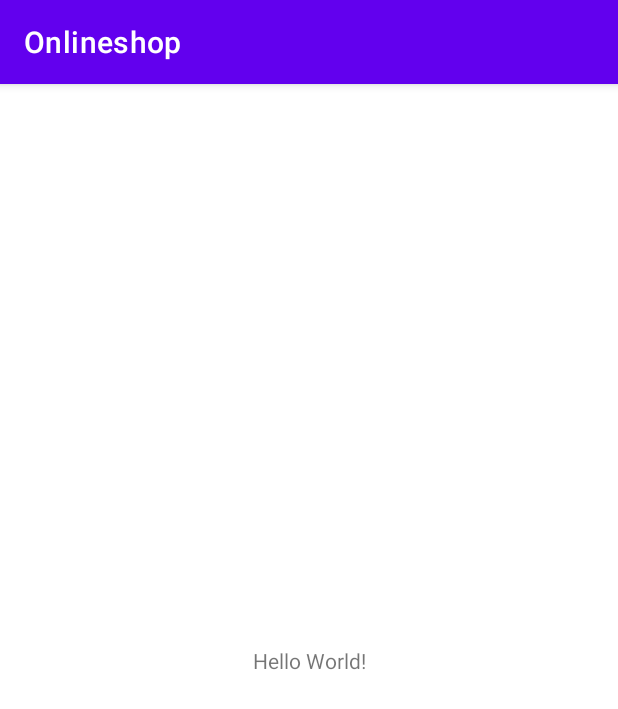
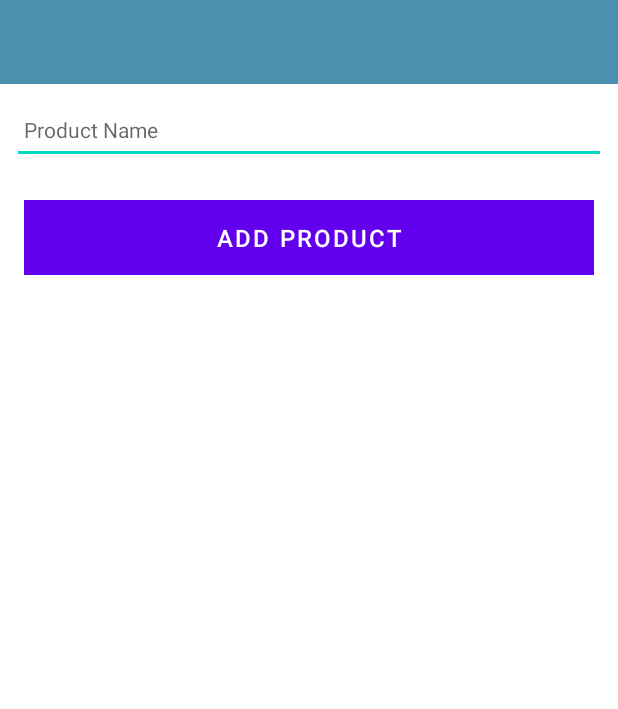
Before and after one commit to EmranJK/Onlineshop_Android, an Android app: the screen it shows after launch (OnlineshopActivity), on a phone screen of 412 x 824 dp. Shown: the top 709 px of the screen. Run offline under Robolectric (Android 15) with nearby library versions, the phone set to English and light mode, and no system bars; our stand-ins replace Timber; 1 statement that could not run was skipped.

Commit message:
Layout Change and Alternative Logging

```diff
--- a/app/build.gradle
+++ b/app/build.gradle
@@ -6,6 +6,10 @@ plugins {
 android {
     namespace 'ie.wit.onlineshop'
     compileSdk 33
+
+    buildFeatures {
+        viewBinding true
+    }
 
     defaultConfig {
         applicationId "ie.wit.onlineshop"
@@ -39,6 +43,7 @@ dependencies {
     implementation 'com.google.android.material:material:1.7.0'
     implementation 'androidx.constraintlayout:constraintlayout:2.1.4'
     implementation 'com.github.ajalt:timberkt:1.5.1'
+    implementation 'com.google.android.material:material:1.6.1'
     testImplementation 'junit:junit:4.13.2'
     androidTestImplementation 'androidx.test.ext:junit:1.1.3'
     androidTestImplementation 'androidx.test.espresso:espresso-core:3.4.0'
--- a/app/src/main/java/ie/wit/onlineshop/OnlineshopActivity.kt
+++ b/app/src/main/java/ie/wit/onlineshop/OnlineshopActivity.kt
@@ -2,15 +2,37 @@ package ie.wit.onlineshop
 
 import androidx.appcompat.app.AppCompatActivity
 import android.os.Bundle
+import com.google.android.material.snackbar.Snackbar
+import ie.wit.onlineshop.databinding.ActivityOnlineshopBinding
 import timber.log.Timber
 import timber.log.Timber.i
 
 class OnlineshopActivity : AppCompatActivity() {
+
+    private lateinit var binding: ActivityOnlineshopBinding
+
     override fun onCreate(savedInstanceState: Bundle?) {
         super.onCreate(savedInstanceState)
-        setContentView(R.layout.activity_onlineshop)
+
+        binding = ActivityOnlineshopBinding.inflate(layoutInflater)
+        setContentView(binding.root)
 
         Timber.plant(Timber.DebugTree())
+
         i("Onlineshop Activity started...")
+
+        binding.btnAdd.setOnClickListener() {
+            i("add Button Pressed")
+            val productName = binding.productName.text.toString()
+            if (productName.isNotEmpty()) {
+                i("add Button Pressed: $productName")
+            }
+            else {
+                Snackbar
+                    .make(it,"Please Enter a title", Snackbar.LENGTH_LONG)
+                    .show()
+            }
+        }
+
     }
 }
--- a/app/src/main/res/layout/activity_onlineshop.xml
+++ b/app/src/main/res/layout/activity_onlineshop.xml
@@ -1,18 +1,73 @@
 <?xml version="1.0" encoding="utf-8"?>
-<androidx.constraintlayout.widget.ConstraintLayout xmlns:android="http://schemas.android.com/apk/res/android"
+<androidx.constraintlayout.widget.ConstraintLayout
+    xmlns:android="http://schemas.android.com/apk/res/android"
     xmlns:app="http://schemas.android.com/apk/res-auto"
     xmlns:tools="http://schemas.android.com/tools"
     android:layout_width="match_parent"
     android:layout_height="match_parent"
     tools:context=".OnlineshopActivity">
 
-    <TextView
-        android:layout_width="wrap_content"
+    <RelativeLayout
+        android:layout_width="match_parent"
         android:layout_height="wrap_content"
-        android:text="Hello World!"
         app:layout_constraintBottom_toBottomOf="parent"
-        app:layout_constraintEnd_toEndOf="parent"
-        app:layout_constraintStart_toStartOf="parent"
-        app:layout_constraintTop_toTopOf="parent" />
+        app:layout_constraintTop_toTopOf="parent">
 
+        <com.google.android.material.appbar.AppBarLayout
+            android:id="@+id/appBarLayout"
+            android:layout_width="match_parent"
+            android:layout_height="wrap_content"
+            android:background="@color/colorAccent"
+            android:fitsSystemWindows="true"
+            app:elevation="0dip"
+            app:theme="@style/ThemeOverlay.AppCompat.Dark.ActionBar">
+
+            <androidx.appcompat.widget.Toolbar
+                android:id="@+id/toolbarAdd"
+                android:layout_width="match_parent"
+                android:layout_height="wrap_content"
+                app:titleTextColor="@color/colorPrimary" />
+        </com.google.android.material.appbar.AppBarLayout>
+
+        <ScrollView
+            android:layout_width="match_parent"
+            android:layout_height="match_parent"
+            android:layout_below="@id/appBarLayout"
+            android:fillViewport="true">
+
+            <LinearLayout
+                android:layout_width="match_parent"
+                android:layout_height="wrap_content"
+                android:orientation="vertical">
+
+                <EditText
+                    android:id="@+id/productName"
+                    android:layout_width="match_parent"
+                    android:layout_height="45dp"
+                    android:layout_margin="8dp"
+                    android:autofillHints="hint"
+                    android:hint="@string/hint_productName"
+                    android:inputType="text"
+                    android:maxLength="25"
+                    android:maxLines="1"
+                    android:padding="8dp"
+                    android:textColor="@color/colorPrimaryDark"
+                    android:textSize="14sp" />
+
+                <Button
+                    android:id="@+id/btnAdd"
+                    android:layout_width="match_parent"
+                    android:layout_height="wrap_content"
+                    android:layout_margin="16dp"
+                    android:background="@color/colorAccent"
+                    android:paddingTop="8dp"
+                    android:paddingBottom="8dp"
+                    android:stateListAnimator="@null"
+                    android:text="@string/button_addProduct"
+                    android:textColor="@color/colorPrimary"
+                    android:textSize="16sp" />
+            </LinearLayout>
+        </ScrollView>
+
+    </RelativeLayout>
 </androidx.constraintlayout.widget.ConstraintLayout>
--- a/app/src/main/res/values/colors.xml
+++ b/app/src/main/res/values/colors.xml
@@ -7,4 +7,7 @@
     <color name="teal_700">#FF018786</color>
     <color name="black">#FF000000</color>
     <color name="white">#FFFFFFFF</color>
+    <color name="colorPrimary">#FFFFFF</color>
+    <color name="colorPrimaryDark">#000000</color>
+    <color name="colorAccent">#4c90af</color>
 </resources>
--- a/app/src/main/res/values/strings.xml
+++ b/app/src/main/res/values/strings.xml
@@ -1,3 +1,5 @@
 <resources>
     <string name="app_name">Onlineshop</string>
+    <string name="button_addProduct">Add Product</string>
+    <string name="hint_productName">Product Name</string>
 </resources>
--- a/app/src/main/res/values/themes.xml
+++ b/app/src/main/res/values/themes.xml
@@ -1,6 +1,6 @@
 <resources xmlns:tools="http://schemas.android.com/tools">
     <!-- Base application theme. -->
-    <style name="Theme.Onlineshop" parent="Theme.MaterialComponents.DayNight.DarkActionBar">
+    <style name="Theme.Onlineshop" parent="Theme.MaterialComponents.DayNight.NoActionBar">
         <!-- Primary brand color. -->
         <item name="colorPrimary">@color/purple_500</item>
         <item name="colorPrimaryVariant">@color/purple_700</item>
```
